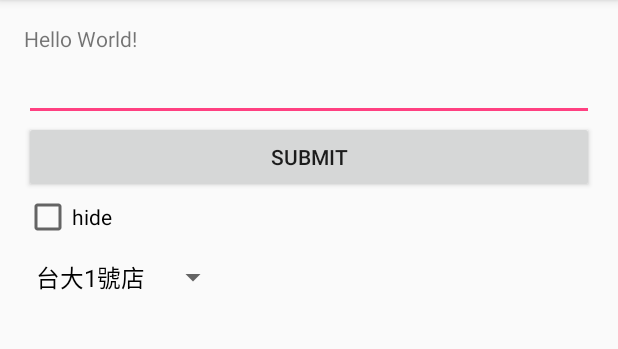
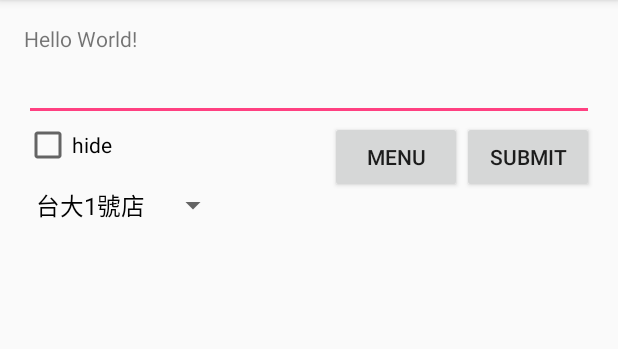
Before and after one commit to 211045/android_class, an Android app: the screen it shows after launch (MainActivity), on a phone screen of 412 x 824 dp, the part 84-433 px from its top. Run offline under Robolectric (Android 15) with nearby library versions, the phone set to English and light mode, and no system bars.

```diff
--- a/SimpleUI/app/src/main/AndroidManifest.xml
+++ b/SimpleUI/app/src/main/AndroidManifest.xml
@@ -15,6 +15,7 @@
                 <category android:name="android.intent.category.LAUNCHER" />
             </intent-filter>
         </activity>
+        <activity android:name=".DrinkMenuActivity"></activity>
     </application>
 
 </manifest>
--- a/SimpleUI/app/src/main/res/layout/activity_main.xml
+++ b/SimpleUI/app/src/main/res/layout/activity_main.xml
@@ -17,7 +17,7 @@
         android:editable="true" />
 
     <Button
-        android:layout_width="match_parent"
+        android:layout_width="wrap_content"
         android:layout_height="wrap_content"
         android:text="submit"
         android:id="@+id/button"
@@ -40,10 +40,10 @@
         android:layout_height="wrap_content"
         android:text="hide"
         android:id="@+id/checkBox"
-        android:layout_below="@+id/button"
         android:layout_alignParentLeft="true"
         android:layout_alignParentStart="true"
-        android:checked="false" />
+        android:checked="false"
+        android:layout_below="@+id/editText" />
 
     <ListView
         android:layout_width="wrap_content"
@@ -61,4 +61,14 @@
         android:layout_alignParentLeft="true"
         android:layout_alignParentStart="true" />
 
+    <Button
+        android:layout_width="wrap_content"
+        android:layout_height="wrap_content"
+        android:text="MENU"
+        android:id="@+id/button2"
+        android:layout_toLeftOf="@+id/button"
+        android:layout_toStartOf="@+id/button"
+        android:onClick="goToMenu"
+        android:layout_alignTop="@+id/button" />
+
 </RelativeLayout>
```
Also changed, not shown: SimpleUI/app/src/main/java/com/example/user/simpleui/DrinkMenuActivity.java (added, +13 -0 lines), SimpleUI/app/src/main/java/com/example/user/simpleui/MainActivity.java (+10 -0 lines), SimpleUI/app/src/main/res/layout/activity_drink_menu.xml (added, +12 -0 lines).
